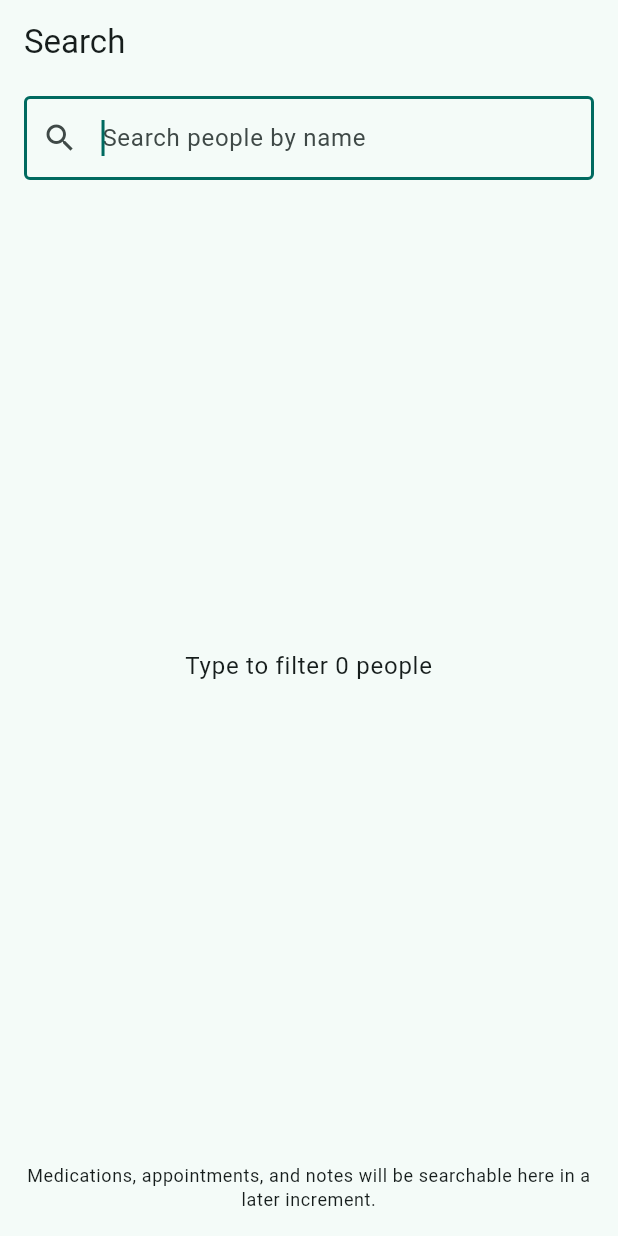
After one commit to KarMarsten/were-all-in-this-together, a Flutter app: the GlobalSearchScreen screen opened by its route, on a phone screen of 412 x 824 dp. The commit adds this screen. Run offline on Flutter 3.47's test engine with Material 3 defaults, Android fonts, the phone set to English and light mode, and no system bars; our stand-ins replace drift, drift_flutter, flutter_local_notifications, flutter_riverpod, flutter_secure_storage, flutter_timezone and 6 more; missing offline and left inert: cryptography; accounts and stored records are empty; generated files the repository leaves out were written again.

Commit message:
Phase 1 roadmap slice 0–5: docs, placeholders, care PDF, search
0: Refresh root README, lib/features/README, and Phase 1 bullets in
ARCHITECTURE to match shipped Profile, Notes, Calm blocks, and next work.

1: Programs and Apps & Sites placeholder screens, routes, and Home tiles
(replace coming-soon snackbars).

2: Care summary PDF (baselines + active structured + crisis lines), screen
with share/print, Settings entry, and a PDF smoke test.

3: Document Calm as implemented authored content in feature matrix.

4: Global search route and Home app-bar action; People name filter with
note about future domains.

5: README 'What's still to come' reframed as ordered priorities including
explicit Phase 2 deferral.

Made-with: Cursor

```diff
--- a/lib/core/router/app_router.dart
+++ b/lib/core/router/app_router.dart
@@ -6,6 +6,7 @@ import 'package:were_all_in_this_together/features/appointments/data/appointment
 import 'package:were_all_in_this_together/features/appointments/domain/appointment.dart';
 import 'package:were_all_in_this_together/features/appointments/presentation/appointment_form_screen.dart';
 import 'package:were_all_in_this_together/features/appointments/presentation/appointments_list_screen.dart';
+import 'package:were_all_in_this_together/features/apps_sites/ui/apps_sites_screen.dart';
 import 'package:were_all_in_this_together/features/home/ui/home_screen.dart';
 import 'package:were_all_in_this_together/features/medications/data/medication_group_repository.dart';
 import 'package:were_all_in_this_together/features/medications/data/medication_repository.dart';
@@ -33,13 +34,16 @@ import 'package:were_all_in_this_together/features/profile/data/profile_entry_re
 import 'package:were_all_in_this_together/features/profile/domain/profile_entry.dart';
 import 'package:were_all_in_this_together/features/profile/presentation/profile_entry_form_screen.dart';
 import 'package:were_all_in_this_together/features/profile/presentation/profile_screen.dart';
+import 'package:were_all_in_this_together/features/programs/ui/programs_screen.dart';
 import 'package:were_all_in_this_together/features/providers/data/care_provider_repository.dart';
 import 'package:were_all_in_this_together/features/providers/domain/care_provider.dart';
 import 'package:were_all_in_this_together/features/providers/presentation/care_provider_detail_screen.dart';
 import 'package:were_all_in_this_together/features/providers/presentation/care_provider_form_screen.dart';
 import 'package:were_all_in_this_together/features/providers/presentation/care_providers_list_screen.dart';
 import 'package:were_all_in_this_together/features/reports/presentation/adherence_report_screen.dart';
+import 'package:were_all_in_this_together/features/reports/presentation/care_summary_screen.dart';
 import 'package:were_all_in_this_together/features/safety_plan/ui/calm_screen.dart';
+import 'package:were_all_in_this_together/features/search/presentation/global_search_screen.dart';
 import 'package:were_all_in_this_together/features/settings/ui/notification_settings_screen.dart';
 import 'package:were_all_in_this_together/features/settings/ui/settings_screen.dart';
 import 'package:were_all_in_this_together/features/today/presentation/today_screen.dart';
@@ -48,6 +52,7 @@ import 'package:were_all_in_this_together/features/today/presentation/today_scre
 /// the same source of truth.
 abstract class Routes {
   static const home = '/';
+  static const search = '/search';
   static const calm = '/calm';
   static const settings = '/settings';
   static const notificationSettings = '/settings/notifications';
@@ -81,6 +86,12 @@ abstract class Routes {
   static const today = '/today';
 
   static const adherenceReport = '/medications/report';
+
+  static const careSummary = '/care-summary';
+
+  static const programs = '/programs';
+
+  static const appsSites = '/apps-sites';
 
   static const careProviders = '/providers';
   static const careProviderNew = '/providers/new';
@@ -132,6 +143,11 @@ final appRouterProvider = Provider<GoRouter>((ref) {
         path: Routes.home,
         name: 'home',
         builder: (context, state) => const HomeScreen(),
+      ),
+      GoRoute(
+        path: Routes.search,
+        name: 'search',
+        builder: (context, state) => const GlobalSearchScreen(),
       ),
       GoRoute(
         path: Routes.calm,
@@ -231,6 +247,21 @@ final appRouterProvider = Provider<GoRouter>((ref) {
         path: Routes.adherenceReport,
         name: 'adherence-report',
         builder: (context, state) => const AdherenceReportScreen(),
+      ),
+      GoRoute(
+        path: Routes.careSummary,
+        name: 'care-summary',
+        builder: (context, state) => const CareSummaryScreen(),
+      ),
+      GoRoute(
+        path: Routes.programs,
+        name: 'programs',
+        builder: (context, state) => const ProgramsScreen(),
+      ),
+      GoRoute(
+        path: Routes.appsSites,
+        name: 'apps-sites',
+        builder: (context, state) => const AppsSitesScreen(),
       ),
       GoRoute(
         path: Routes.careProviders,
--- a/lib/features/home/ui/home_screen.dart
+++ b/lib/features/home/ui/home_screen.dart
@@ -27,6 +27,11 @@ class HomeScreen extends StatelessWidget {
       appBar: AppBar(
         title: const Text("We're All In This Together"),
         actions: [
+          IconButton(
+            tooltip: 'Search',
+            icon: const Icon(Icons.search),
+            onPressed: () => context.push(Routes.search),
+          ),
           IconButton(
             tooltip: 'Settings',
             icon: const Icon(Icons.settings_outlined),
@@ -280,11 +285,13 @@ class _FeatureGrid extends StatelessWidget {
       label: 'Programs',
       icon: Icons.school_outlined,
       description: 'Schools, camps, after-care',
+      route: Routes.programs,
     ),
     _FeatureTileData(
       label: 'Apps & Sites',
       icon: Icons.link_outlined,
       description: 'Portals, telehealth, IEP tools',
+      route: Routes.appsSites,
     ),
     _FeatureTileData(
       label: 'Notes',
--- /dev/null
+++ b/lib/features/search/presentation/global_search_screen.dart
@@ -0,0 +1,100 @@
+import 'package:flutter/material.dart';
+import 'package:flutter_riverpod/flutter_riverpod.dart';
+import 'package:go_router/go_router.dart';
+
+import 'package:were_all_in_this_together/core/router/app_router.dart';
+import 'package:were_all_in_this_together/features/people/presentation/providers.dart';
+
+/// Phase 1 global search — people roster only for now.
+class GlobalSearchScreen extends ConsumerStatefulWidget {
+  const GlobalSearchScreen({super.key});
+
+  @override
+  ConsumerState<GlobalSearchScreen> createState() =>
+      _GlobalSearchScreenState();
+}
+
+class _GlobalSearchScreenState extends ConsumerState<GlobalSearchScreen> {
+  final _controller = TextEditingController();
+  String _query = '';
+
+  @override
+  void dispose() {
+    _controller.dispose();
+    super.dispose();
+  }
+
+  @override
+  Widget build(BuildContext context) {
+    final peopleAsync = ref.watch(peopleListProvider);
+    final q = _query.trim().toLowerCase();
+
+    return Scaffold(
+      appBar: AppBar(title: const Text('Search')),
+      body: Column(
+        children: [
+          Padding(
+            padding: const EdgeInsets.fromLTRB(16, 8, 16, 8),
+            child: TextField(
+              controller: _controller,
+              autofocus: true,
+              decoration: const InputDecoration(
+                hintText: 'Search people by name',
+                border: OutlineInputBorder(),
+                prefixIcon: Icon(Icons.search),
+              ),
+              onChanged: (s) => setState(() => _query = s),
+            ),
+          ),
+          Expanded(
+            child: peopleAsync.when(
+              loading: () => const Center(child: CircularProgressIndicator()),
+              error: (e, _) => Center(child: Text('$e')),
+              data: (people) {
+                if (q.isEmpty) {
+                  final n = people.length;
+                  return Center(
+                    child: Text(
+                      'Type to filter $n ${n == 1 ? 'person' : 'people'}',
+                      style: Theme.of(context).textTheme.bodyLarge,
+                      textAlign: TextAlign.center,
+                    ),
+                  );
+                }
+                final filtered = people
+                    .where(
+                      (p) => p.displayName.toLowerCase().contains(q),
+                    )
+                    .toList();
+                if (filtered.isEmpty) {
+                  return const Center(child: Text('No matching people.'));
+                }
+                return ListView.builder(
+                  itemCount: filtered.length,
+                  itemBuilder: (context, i) {
+                    final p = filtered[i];
+                    return ListTile(
+                      leading: const Icon(Icons.person_outline),
+                      title: Text(p.displayName),
+                      subtitle: const Text('Edit person on the roster'),
+                      onTap: () => context.push(Routes.personEdit(p.id)),
+                    );
+                  },
+                );
+              },
+            ),
+          ),
+          Padding(
+            padding: const EdgeInsets.all(16),
+            child: Text(
+              'Medications, appointments, and notes will be searchable here '
+              'in a later increment.',
+              style: Theme.of(context).textTheme.bodySmall,
+              textAlign: TextAlign.center,
+            ),
+          ),
+        ],
+      ),
+    );
+  }
+}
```
Also changed, not shown: lib/features/apps_sites/ui/apps_sites_screen.dart (added, +54 -0 lines), lib/features/programs/ui/programs_screen.dart (added, +55 -0 lines), lib/features/reports/data/care_summary_pdf.dart (added, +204 -0 lines), lib/features/reports/presentation/care_summary_screen.dart (added, +149 -0 lines), lib/features/settings/ui/settings_screen.dart (+9 -0 lines), 4 other files.
